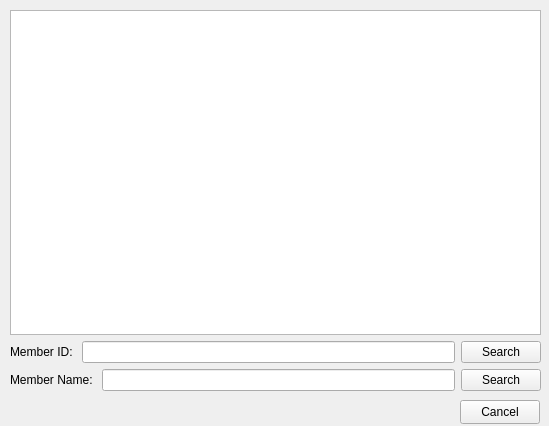
First picture: the form in memberpurchases.ui, repository P4TOO/BulkClub-System, before the edit.
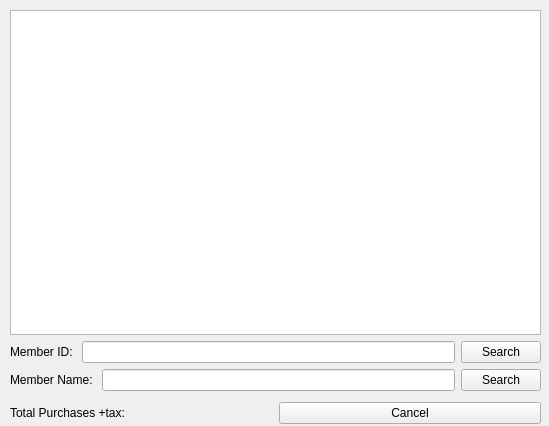
Second picture: the form after the edit.

Commit message: member purchases with total+tax

```diff
--- a/memberpurchases.ui
+++ b/memberpurchases.ui
@@ -13,20 +13,7 @@
   <property name="windowTitle">
    <string>Form</string>
   </property>
-  <widget class="QPushButton" name="cancelButton">
-   <property name="geometry">
-    <rect>
-     <x>460</x>
-     <y>400</y>
-     <width>80</width>
-     <height>24</height>
-    </rect>
-   </property>
-   <property name="text">
-    <string>Cancel</string>
-   </property>
-  </widget>
-  <widget class="QWidget" name="">
+  <widget class="QWidget" name="layoutWidget">
    <property name="geometry">
     <rect>
      <x>10</x>
@@ -87,6 +74,32 @@
     </item>
    </layout>
   </widget>
+  <widget class="QWidget" name="">
+   <property name="geometry">
+    <rect>
+     <x>10</x>
+     <y>400</y>
+     <width>531</width>
+     <height>26</height>
+    </rect>
+   </property>
+   <layout class="QHBoxLayout" name="horizontalLayout_3">
+    <item>
+     <widget class="QLabel" name="totalLabel">
+      <property name="text">
+       <string>Total Purchases +tax: </string>
+      </property>
+     </widget>
+    </item>
+    <item>
+     <widget class="QPushButton" name="cancelButton">
+      <property name="text">
+       <string>Cancel</string>
+      </property>
+     </widget>
+    </item>
+   </layout>
+  </widget>
  </widget>
  <resources/>
  <connections/>
```
The commit also changes 2 other files.
